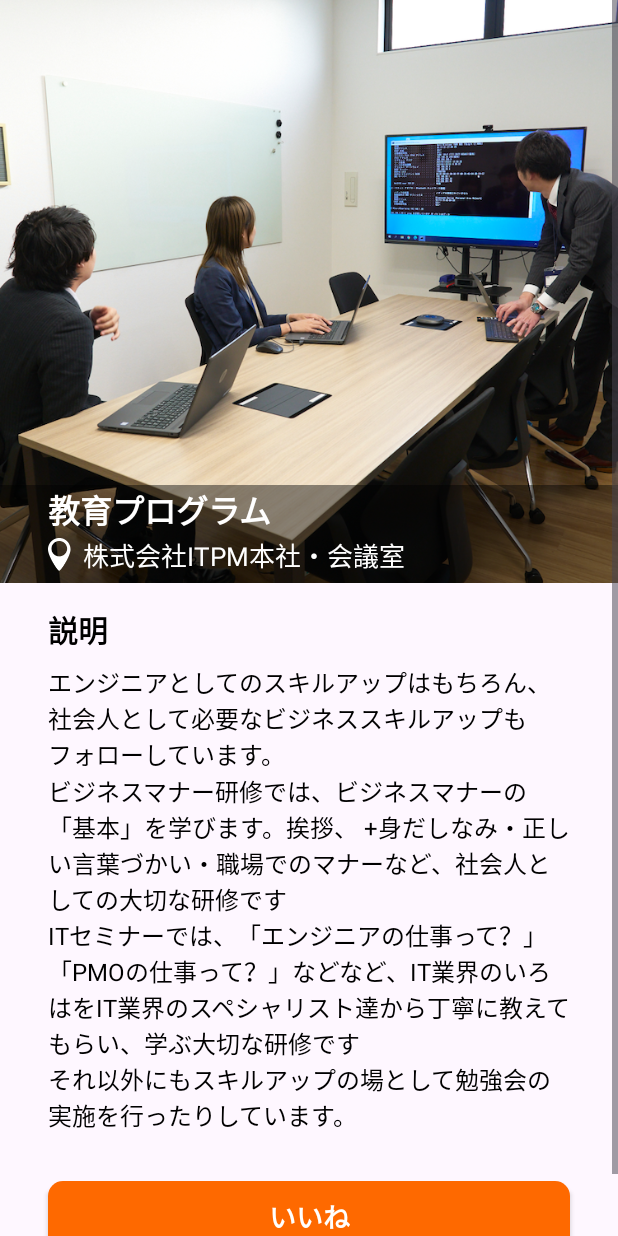
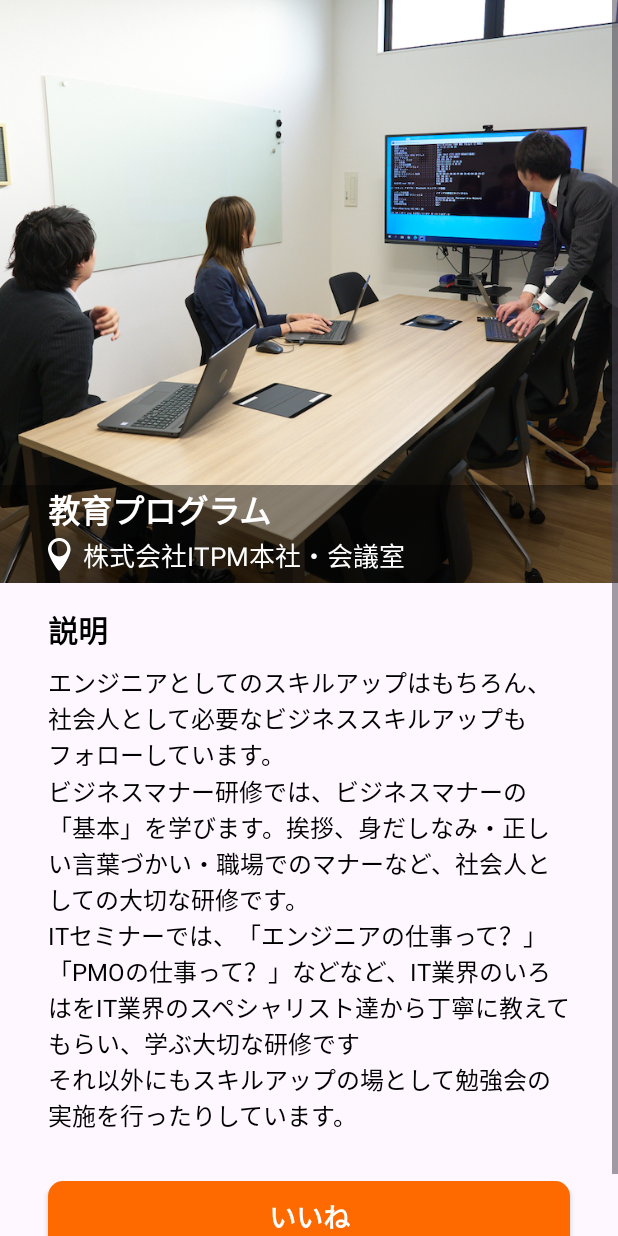
Before and after one commit to MasakiSakamotoNeo/ITPM-IntroductionApp, an Android app: the MainActivity screen opened directly, with no data from a screen before it, after a tap on "教育プログラム", on a phone screen of 412 x 824 dp. Run offline under Robolectric (Android 15) with nearby library versions, the phone set to English and light mode, and no system bars.

Commit message:
文言の修正。

```diff
--- a/app/src/main/res/values/strings.xml
+++ b/app/src/main/res/values/strings.xml
@@ -17,7 +17,7 @@
     <string name="department_4">管理部</string>
     <string name="educational_program">教育プログラム</string>
     <string name="educational_program_address">株式会社ITPM本社・会議室</string>
-    <string name="educational_program_description">エンジニアとしてのスキルアップはもちろん、社会人として必要なビジネススキルアップもフォローしています。\nビジネスマナー研修では、ビジネスマナーの「基本」を学びます。挨拶、" +身だしなみ・正しい言葉づかい・職場でのマナーなど、社会人としての大切な研修です\nITセミナーでは、「エンジニアの仕事って？」「PMOの仕事って？」などなど、IT業界のいろはをIT業界のスペシャリスト達から丁寧に教えてもらい、学ぶ大切な研修です\nそれ以外にもスキルアップの場として勉強会の実施を行ったりしています。</string>
+    <string name="educational_program_description">エンジニアとしてのスキルアップはもちろん、社会人として必要なビジネススキルアップもフォローしています。\nビジネスマナー研修では、ビジネスマナーの「基本」を学びます。挨拶、身だしなみ・正しい言葉づかい・職場でのマナーなど、社会人としての大切な研修です。\nITセミナーでは、「エンジニアの仕事って？」「PMOの仕事って？」などなど、IT業界のいろはをIT業界のスペシャリスト達から丁寧に教えてもらい、学ぶ大切な研修です\nそれ以外にもスキルアップの場として勉強会の実施を行ったりしています。</string>
     <string name="curry_grand_prix_2023">神田カレーグランプリ 2023</string>
     <string name="curry_grand_prix_2023_address">神田カレー街</string>
     <string name="curry_grand_prix_2023_description">400店以上が集まる日本有数のカレーの聖地神田のカレーを食べ尽くし、栄光の神田カレーマイスターを目指すイベント「神田カレー街食べ歩きスタンプラリー2023」\n千代田区観光教会観光大使のリラックマも応援してくれています。\n株式会社ITPMは神田カレーグランプリのサポーターとして参加、応援しています。</string>
```
